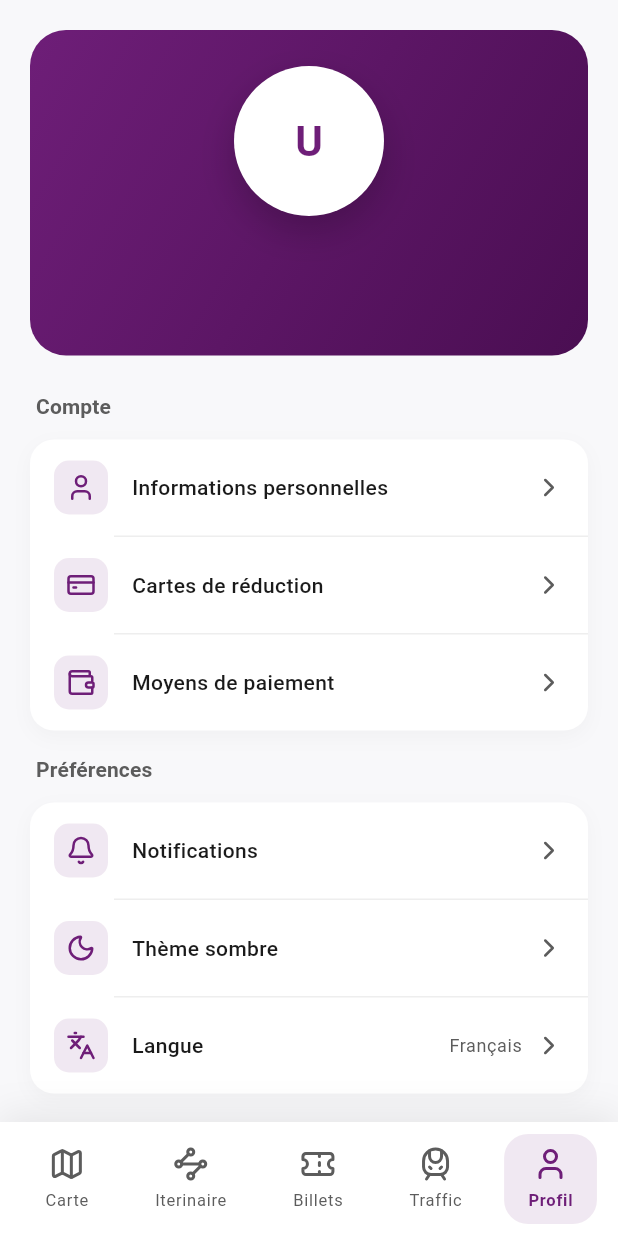
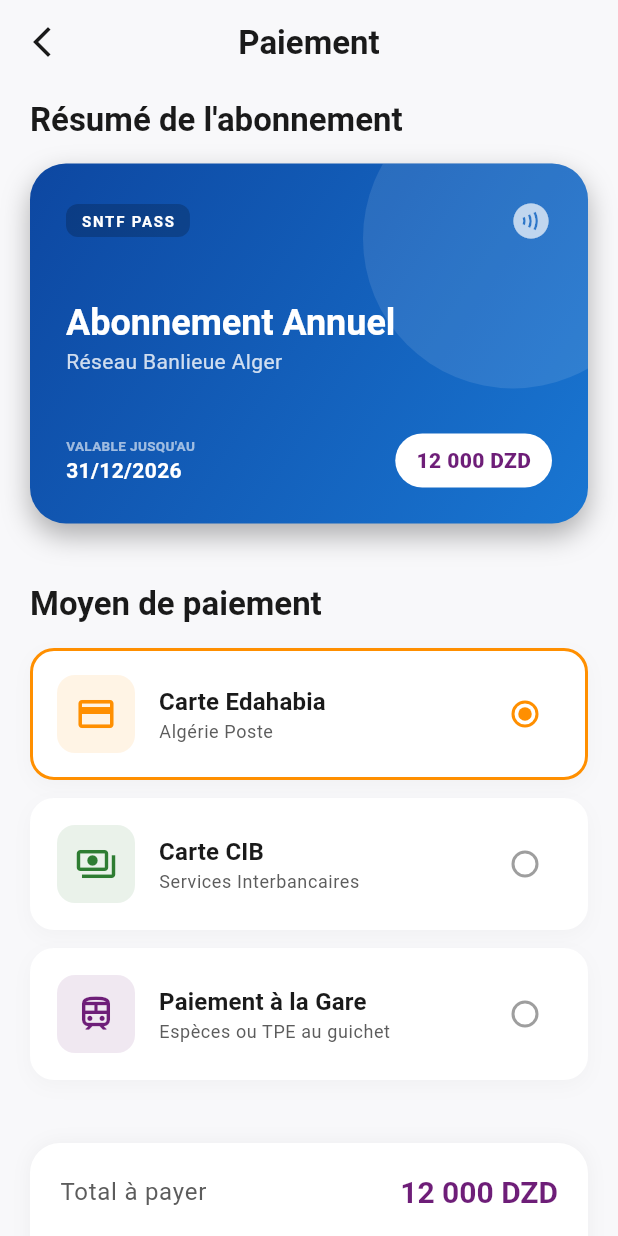
Before and after one commit to Nour-eng-cloud-art/sntf, a Flutter app: the screen it shows once a user with an empty profile is signed in, item 5 of the bottom bar chosen, after a tap on "Moyens de paiement", on a phone screen of 412 x 824 dp. Run offline on Flutter 3.47's test engine with Material 3 defaults, Android fonts, the phone set to English and light mode, and no system bars; our stand-ins replace flutter_dotenv, flutter_map, geolocator, latlong2, lucide_icons_flutter, shared_preferences and 1 more; missing offline and left inert: location_picker_flutter_map; accounts and stored records are empty.

Commit message:
fixing issues

```diff
--- /dev/null
+++ b/lib/ui/screen/home/payments.dart
@@ -0,0 +1,255 @@
+import 'package:flutter/material.dart';
+import 'package:sntf/core/theme/app_colors.dart';
+import 'package:sntf/core/theme/app_text_styles.dart';
+import 'package:sntf/ui/widgets/reduction_card.dart';
+
+
+class PaymentPage extends StatefulWidget {
+  const PaymentPage({super.key});
+
+  @override
+  State<PaymentPage> createState() => _PaymentPageState();
+}
+
+class _PaymentPageState extends State<PaymentPage> {
+  int _selectedMethod = 0;
+
+  @override
+  Widget build(BuildContext context) {
+    final isDark = Theme.of(context).brightness == Brightness.dark;
+    final theme = Theme.of(context);
+
+    return Scaffold(
+      backgroundColor: theme.scaffoldBackgroundColor,
+      appBar: AppBar(
+        title: Text("Paiement", style: AppTextStyles.titleLarge.copyWith(color: theme.colorScheme.onSurface)),
+        leading: IconButton(
+          icon: const Icon(Icons.arrow_back_ios_new),
+          color: theme.colorScheme.onSurface,
+          onPressed: () => Navigator.pop(context),
+        ),
+        centerTitle: true,
+        elevation: 0,
+        backgroundColor: Colors.transparent,
+        foregroundColor: theme.colorScheme.onSurface,
+      ),
+      body: SingleChildScrollView(
+        padding: const EdgeInsets.symmetric(horizontal: 20),
+        child: Column(
+          crossAxisAlignment: CrossAxisAlignment.start,
+          children: [
+            const SizedBox(height: 10),
+            Text("Résumé de l'abonnement", style: AppTextStyles.titleLarge.copyWith(color: theme.colorScheme.onSurface)),
+            const SizedBox(height: 15),
+            const ReductionCard(
+              title: "Abonnement Annuel",
+              subtitle: "Réseau Banlieue Alger",
+              price: "12 000 DZD",
+              expiryDate: "31/12/2026",
+              clientName: "Mohamed El-Bahri",
+              clientId: "SNTF-DZ-2026",
+              cardType: "Étudiant",
+              gradient: LinearGradient(
+                colors: [Color(0xFF0D47A1), Color(0xFF1976D2)],
+                begin: Alignment.topLeft,
+                end: Alignment.bottomRight,
+              ),
+            ),
+
+            const SizedBox(height: 20),
+            Text("Moyen de paiement", style: AppTextStyles.titleLarge.copyWith(color: theme.colorScheme.onSurface)),
+            const SizedBox(height: 15),
+
+            // Liste des moyens de paiement
+            _paymentMethodItem(
+              index: 0,
+              title: "Carte Edahabia",
+              subtitle: "Algérie Poste",
+              icon: Icons.credit_card,
+              color: AppColors.warning, // Jaune/Orange Poste
+              isDark: isDark,
+              theme: theme,
+            ),
+            _paymentMethodItem(
+              index: 1,
+              title: "Carte CIB",
+              subtitle: "Services Interbancaires",
+              icon: Icons.payments_outlined,
+              color: AppColors.success, // Vert Bancaire
+              isDark: isDark,
+              theme: theme,
+            ),
+            _paymentMethodItem(
+              index: 2,
+              title: "Paiement à la Gare",
+              subtitle: "Espèces ou TPE au guichet",
+              icon: Icons.train_outlined,
+              color: AppColors.primary,
+              isDark: isDark,
+              theme: theme,
+            ),
+
+            const SizedBox(height: 30),
+
+            // Total et Bouton
+            Container(
+              padding: const EdgeInsets.all(20),
+              decoration: BoxDecoration(
+                color: theme.colorScheme.surface,
+                borderRadius: BorderRadius.circular(20),
+                boxShadow: [
+                  BoxShadow(
+                    color: isDark
+                        ? Colors.black.withOpacity(0.3)
+                        : AppColors.grey900.withOpacity(0.05),
+                    blurRadius: 10,
+                  ),
+                ],
+              ),
+              child: Column(
+                children: [
+                  Row(
+                    mainAxisAlignment: MainAxisAlignment.spaceBetween,
+                    children: [
+                      Text("Total à payer", style: AppTextStyles.bodyLarge.copyWith(color: theme.colorScheme.onSurfaceVariant)),
+                      Text("12 000 DZD", style: AppTextStyles.price.copyWith(color: theme.colorScheme.primary)),
+                    ],
+                  ),
+                  const SizedBox(height: 20),
+                  SizedBox(
+                    width: double.infinity,
+                    height: 55,
+                    child: ElevatedButton(
+                      onPressed: () {
+                        _showConfirmation();
+                      },
+                      style: ElevatedButton.styleFrom(
+                        backgroundColor: AppColors.primary,
+                        shape: RoundedRectangleBorder(borderRadius: BorderRadius.circular(15)),
+                        elevation: 0,
+                      ),
+                      child: Text(
+                        "Confirmer le paiement",
+                        style: AppTextStyles.buttonLarge.copyWith(color: Colors.white),
+                      ),
+                    ),
+                  ),
+                ],
+              ),
+            ),
+            const SizedBox(height: 30),
+          ],
+        ),
+      ),
+    );
+  }
+
+  Widget _paymentMethodItem({
+    required int index,
+    required String title,
+    required String subtitle,
+    required IconData icon,
+    required Color color,
+    required bool isDark,
+    required ThemeData theme,
+  }) {
+    bool isSelected = _selectedMethod == index;
+
+    return GestureDetector(
+      onTap: () => setState(() => _selectedMethod = index),
+      child: AnimatedContainer(
+        duration: const Duration(milliseconds: 300),
+        margin: const EdgeInsets.only(bottom: 12),
+        padding: const EdgeInsets.all(16),
+        decoration: BoxDecoration(
+          color: theme.colorScheme.surface,
+          borderRadius: BorderRadius.circular(16),
+          border: Border.all(
+            color: isSelected ? color : Colors.transparent,
+            width: 2,
+          ),
+          boxShadow: [
+            BoxShadow(
+              color: isDark
+                  ? Colors.black.withOpacity(0.2)
+                  : AppColors.grey900.withOpacity(0.03),
+              blurRadius: 10,
+              offset: const Offset(0, 4),
+            ),
+          ],
+        ),
+        child: Row(
+          children: [
+            Container(
+              padding: const EdgeInsets.all(12),
+              decoration: BoxDecoration(
+                color: color.withOpacity(isDark ? 0.2 : 0.1),
+                borderRadius: BorderRadius.circular(12),
+              ),
+              child: Icon(icon, color: color, size: 28),
+            ),
+            const SizedBox(width: 16),
+            Expanded(
+              child: Column(
+                crossAxisAlignment: CrossAxisAlignment.start,
+                children: [
+                  Text(title, style: AppTextStyles.titleMedium.copyWith(color: theme.colorScheme.onSurface)),
+                  Text(subtitle, style: AppTextStyles.bodySmall.copyWith(color: theme.colorScheme.onSurfaceVariant)),
+                ],
+              ),
+            ),
+            Radio(
+              value: index,
+              groupValue: _selectedMethod,
+              activeColor: color,
+              onChanged: (int? value) {
+                setState(() => _selectedMethod = value!);
+              },
+            ),
+          ],
+        ),
+      ),
+    );
+  }
+
+  void _showConfirmation() {
+    final isDark = Theme.of(context).brightness == Brightness.dark;
+    final theme = Theme.of(context);
+
+    showModalBottomSheet(
+      context: context,
+      shape: const RoundedRectangleBorder(borderRadius: BorderRadius.vertical(top: Radius.circular(25))),
+      backgroundColor: theme.colorScheme.surface,
+      builder: (context) => Container(
+        padding: const EdgeInsets.all(30),
+        child: Column(
+          mainAxisSize: MainAxisSize.min,
+          children: [
+            const Icon(Icons.check_circle_outline, color: AppColors.success, size: 80),
+            const SizedBox(height: 20),
+            Text("Demande Envoyée !", style: AppTextStyles.headlineSmall.copyWith(color: theme.colorScheme.onSurface)),
+            const SizedBox(height: 10),
+            Text(
+              "Votre demande d'abonnement est en cours de traitement. Vous recevrez une notification dès validation.",
+              textAlign: TextAlign.center,
+              style: AppTextStyles.bodyMedium.copyWith(color: theme.colorScheme.onSurfaceVariant),
+            ),
+            const SizedBox(height: 30),
+            SizedBox(
+              width: double.infinity,
+              height: 50,
+              child: OutlinedButton(
+                onPressed: () => Navigator.pop(context),
+                style: OutlinedButton.styleFrom(
+                  side: BorderSide(color: theme.colorScheme.primary),
+                  shape: RoundedRectangleBorder(borderRadius: BorderRadius.circular(12)),
+                ),
+                child: Text("Fermer", style: AppTextStyles.buttonMedium.copyWith(color: theme.colorScheme.primary)),
+              ),
+            )
+          ],
+        ),
+      ),
+    );
+  }
+}
--- a/lib/ui/screen/home/tabs/profile_tab.dart
+++ b/lib/ui/screen/home/tabs/profile_tab.dart
@@ -5,6 +5,7 @@ import 'package:sntf/core/theme/app_colors.dart';
 import 'package:sntf/main.dart';
 import 'package:sntf/providers/auth_provider.dart';
 import 'package:sntf/ui/screen/home/card_reduction.dart';
+import 'package:sntf/ui/screen/home/payments.dart';
 
 class ProfileTab extends StatefulWidget {
   const ProfileTab({super.key});
@@ -108,7 +109,9 @@ class _ProfileTabState extends State<ProfileTab> {
                 _MenuItem(
                   icon: LucideIcons.wallet,
                   label: 'Moyens de paiement',
-                  onTap: () {},
+                  onTap: () {
+                    Navigator.push(context, MaterialPageRoute(builder: (context) => const PaymentPage()));
+                  },
                 ),
               ],
               isDark: isDark,
```
